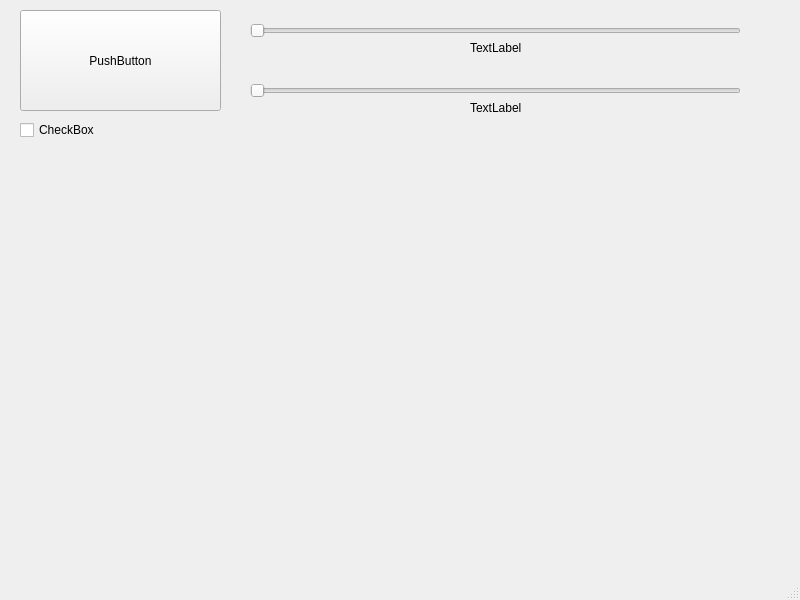
Before: the Qt Designer form gui/mainwindow.ui in failex234/MyKeylight, drawn with Qt 5.
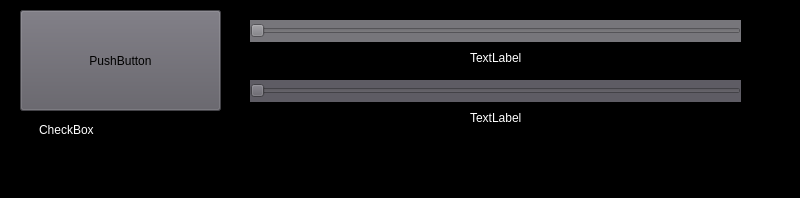
After: the same form once the commit is applied.

Commit message: Added very experimental color scheme

```diff
--- a/gui/mainwindow.ui
+++ b/gui/mainwindow.ui
@@ -7,12 +7,21 @@
     <x>0</x>
     <y>0</y>
     <width>800</width>
-    <height>600</height>
+    <height>198</height>
    </rect>
   </property>
+  <property name="sizePolicy">
+   <sizepolicy hsizetype="Fixed" vsizetype="Fixed">
+    <horstretch>0</horstretch>
+    <verstretch>0</verstretch>
+   </sizepolicy>
+  </property>
   <property name="windowTitle">
    <string>MainWindow</string>
   </property>
+  <property name="styleSheet">
+   <string notr="true">background-color: rgb(0, 0, 0);</string>
+  </property>
   <widget class="QWidget" name="centralwidget">
    <widget class="QPushButton" name="pushButton">
     <property name="geometry">
@@ -23,6 +32,10 @@
       <height>101</height>
      </rect>
     </property>
+    <property name="styleSheet">
+     <string notr="true">background-color: rgb(94, 92, 100);
+</string>
+    </property>
     <property name="text">
      <string>PushButton</string>
     </property>
@@ -36,6 +49,10 @@
       <height>22</height>
      </rect>
     </property>
+    <property name="styleSheet">
+     <string notr="true">
+background-color: rgb(119, 118, 123);</string>
+    </property>
     <property name="orientation">
      <enum>Qt::Horizontal</enum>
     </property>
@@ -49,6 +66,10 @@
       <height>22</height>
      </rect>
     </property>
+    <property name="styleSheet">
+     <string notr="true">background-color: rgb(94, 92, 100);
+</string>
+    </property>
     <property name="orientation">
      <enum>Qt::Horizontal</enum>
     </property>
@@ -57,11 +78,14 @@
     <property name="geometry">
      <rect>
       <x>470</x>
-      <y>40</y>
+      <y>50</y>
       <width>58</width>
       <height>16</height>
      </rect>
     </property>
+    <property name="styleSheet">
+     <string notr="true">color: rgb(255, 255, 255);</string>
+    </property>
     <property name="text">
      <string>TextLabel</string>
     </property>
@@ -70,11 +94,14 @@
     <property name="geometry">
      <rect>
       <x>470</x>
-      <y>100</y>
+      <y>110</y>
       <width>58</width>
       <height>16</height>
      </rect>
     </property>
+    <property name="styleSheet">
+     <string notr="true">color: rgb(255, 255, 255);</string>
+    </property>
     <property name="text">
      <string>TextLabel</string>
     </property>
@@ -88,6 +115,9 @@
       <height>20</height>
      </rect>
     </property>
+    <property name="styleSheet">
+     <string notr="true">color: rgb(255, 255, 255);</string>
+    </property>
     <property name="text">
      <string>CheckBox</string>
     </property>
```
Left out of the diff: 2 changed lines with no effect on the pictures. The commit also changes 3 other files.
